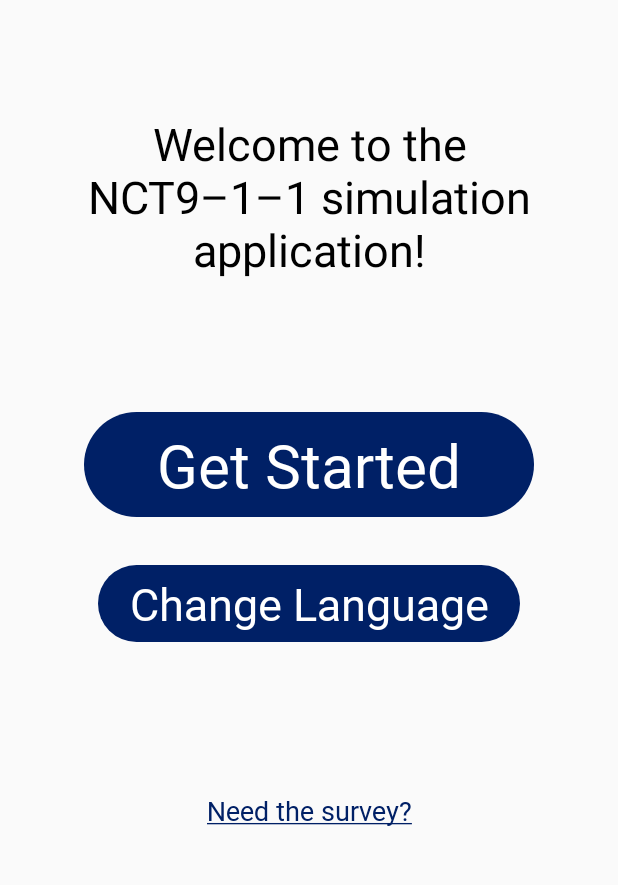
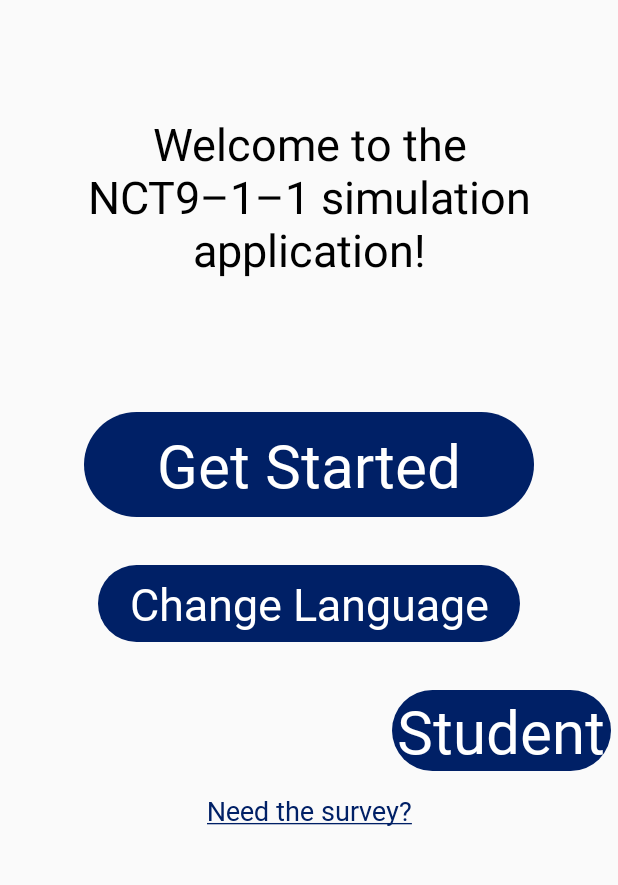
Before and after one commit to breakpoint-4901/911-Simulator, an Android app: the screen it shows after launch (HomeActivity), on a phone screen of 412 x 824 dp, the part 114-999 px from its top. Run offline under Robolectric (Android 15) with nearby library versions, the phone set to English and light mode, and no system bars; libraries missing offline, so code that uses them is left out: com.karan.churi; 2 statements that could not run were skipped.

Commit message:
added student path shortcut and necessary activities/btns

```diff
--- a/app/src/main/java/com/example/a911simulator/HomeActivity.java
+++ b/app/src/main/java/com/example/a911simulator/HomeActivity.java
@@ -39,6 +39,9 @@ public class HomeActivity extends AppCompatActivity {
         Button settingsButton = findViewById(R.id.settingsButton);
         final Button surveyButton = findViewById(R.id.surveyButton);
 
+        //TODO: remove this temp button
+        Button studentShortCutBtn = findViewById(R.id.studentBtn);
+
         //increases the 'hit area' for the survey button
         increaseHitAreaOfBy(surveyButton, 30);
 
@@ -53,8 +56,6 @@ public class HomeActivity extends AppCompatActivity {
                // dialog box informing user the permissions are required
                permissionsAlert(); //popup box which informs user they need to accept the permissions
            }
-
-
         };
 
         //this does the process of actually requesting the permissions
@@ -98,6 +99,16 @@ public class HomeActivity extends AppCompatActivity {
             public void onClick(View v){
                 //shows AlertDialog to display list of languages, only one can be selected
                 showChangeLanguageDialog();
+            }
+        });
+
+        //TODO: remove this temp shortcut
+        studentShortCutBtn.setOnClickListener(new View.OnClickListener(){
+            @Override
+            public void onClick(View v){
+                Intent scenario = new Intent(HomeActivity.this, StudentScenarioActivity.class);
+
+                startActivity(scenario);
             }
         });
     }
--- a/app/src/main/res/layout/activity_home.xml
+++ b/app/src/main/res/layout/activity_home.xml
@@ -76,4 +76,17 @@
         app:layout_constraintEnd_toEndOf="parent"
         app:layout_constraintStart_toStartOf="parent"
         app:layout_constraintTop_toBottomOf="@+id/settingsButton" />
+
+    <Button
+        android:id="@+id/studentBtn"
+        android:layout_width="146dp"
+        android:layout_height="54dp"
+        android:layout_marginStart="264dp"
+        android:layout_marginTop="32dp"
+        android:layout_marginEnd="8dp"
+        android:background="@drawable/button_selector"
+        android:text="@string/temp_student"
+        app:layout_constraintEnd_toEndOf="parent"
+        app:layout_constraintStart_toStartOf="parent"
+        app:layout_constraintTop_toBottomOf="@+id/settingsButton" />
 </android.support.constraint.ConstraintLayout>
--- a/app/src/main/res/values/strings.xml
+++ b/app/src/main/res/values/strings.xml
@@ -8,6 +8,7 @@
     <string name="settings">Change Language</string>
     <string name="survey"><u>Need the survey?</u></string>
     <string name="choose_language">Choose Language…</string>
+    <string name="temp_student">Student</string>
 
     <!-- Used in the Email Activity -->
     <string name="send_survey">Enter your email to have the survey sent to you.</string>
@@ -22,6 +23,9 @@
     <string name="connection_status">Connection Status</string>
     <string name="connection_status2">Unpaired Device</string>
 
+    <!-- Used in the SimulatedHomeScreen Activity -->
+    <string name="phone_description">phone_icon</string>
+
     <!--menu directory (connections) -->
     <string name="action_settings">Settings</string>
 
@@ -29,10 +33,8 @@
     <string name="incoming_call">Incoming call</string>
     <string name="accept_call">Accept</string>
     <string name="reject_call">Reject</string>
-
     <!-- Used in receive call activity -->
     <string name="calling">Calling</string>
-
     <!-- Used in receive call activity & make a call -->
     <string name="end_call">End call</string>
 
```
Also changed, not shown: app/src/main/AndroidManifest.xml (+9 -10 lines), app/src/main/java/com/example/a911simulator/SimulatedDialpadActivity.java (added, +13 -0 lines), app/src/main/java/com/example/a911simulator/SimulatedHomeScreenActivity.java (added, +30 -0 lines), app/src/main/java/com/example/a911simulator/StudentScenarioActivity.java (+8 -5 lines), app/src/main/res/layout/activity_simulated_dialpad.xml (added, +44 -0 lines), app/src/main/res/layout/activity_simulated_home_screen.xml (added, +23 -0 lines), app/src/main/res/drawable/backspace_grey_192x192.png (added), app/src/main/res/drawable/phone_icon.png (added), 1 other file.
